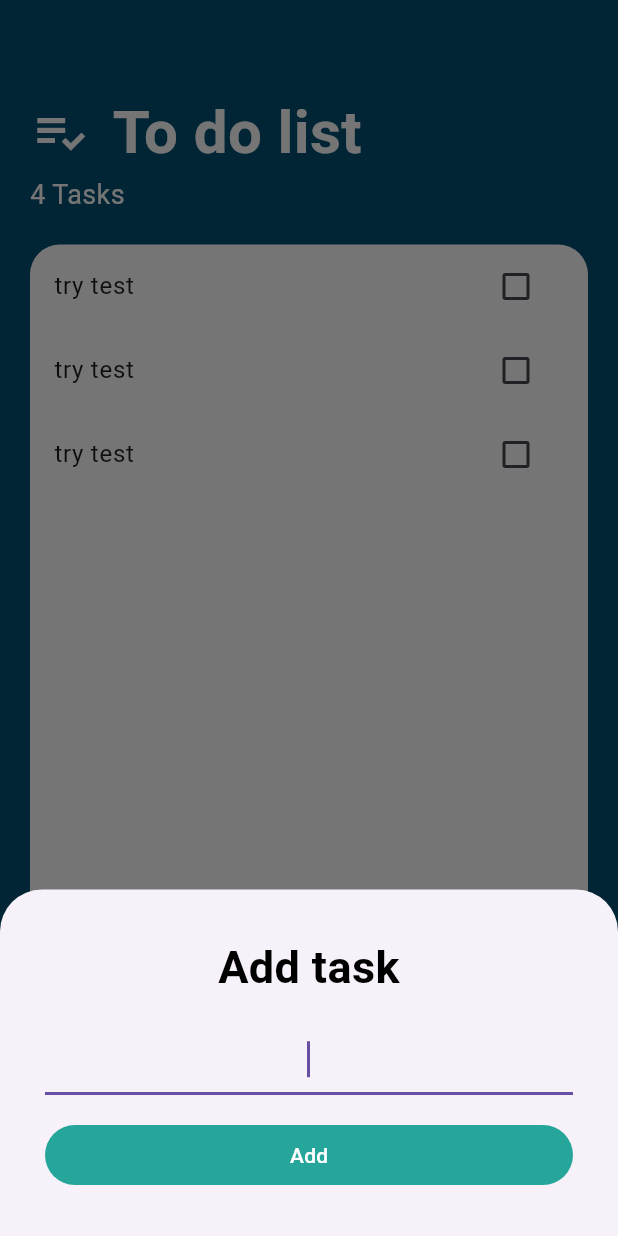
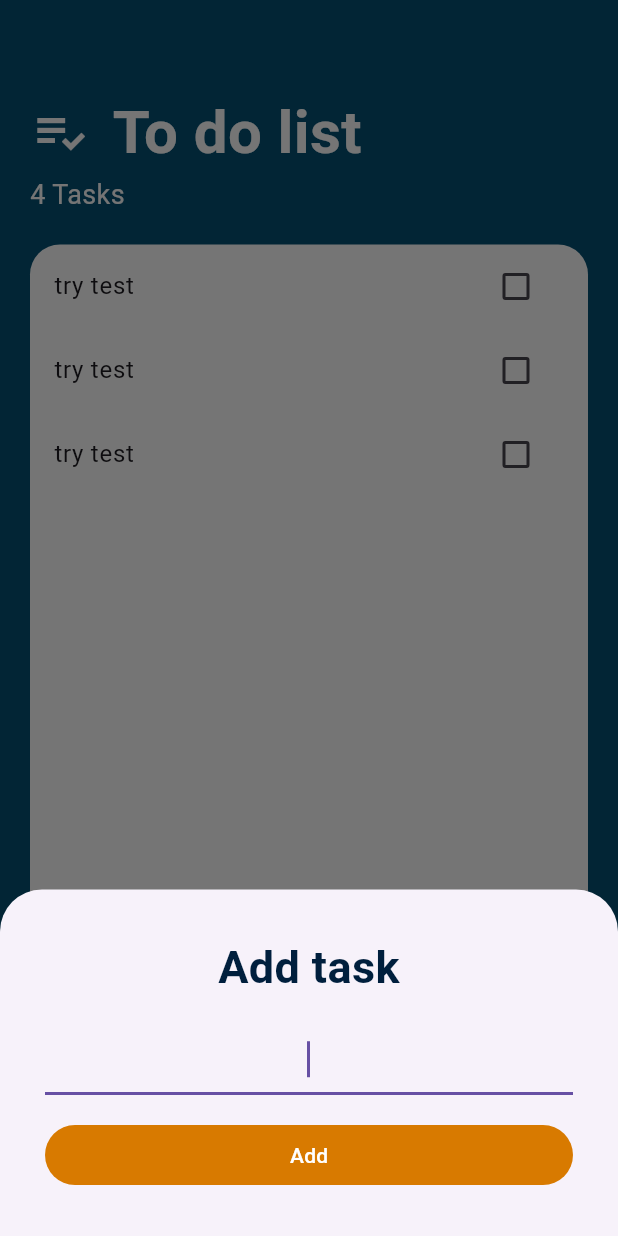
Before and after one commit to MedoAlshafei/PRODIGY_AD_02, a Flutter app: the screen it shows after launch, after a tap on the "add" icon, on a phone screen of 412 x 824 dp. Run offline on Flutter 3.47's test engine with Material 3 defaults, Android fonts, the phone set to English and light mode, and no system bars.

Commit message:
change color on add_task_screen

```diff
--- a/lib/Screen/add_task_screen.dart
+++ b/lib/Screen/add_task_screen.dart
@@ -15,7 +15,7 @@ class AddTaskScreen extends StatelessWidget {
               style: TextStyle(
                 fontSize: 30,
                 fontWeight: FontWeight.bold,
-                color: Colors.black,
+                color: Color.fromARGB(255, 0, 31, 61),
               )),
           const SizedBox(height: 16),
           const TextField(
@@ -26,7 +26,7 @@ class AddTaskScreen extends StatelessWidget {
           TextButton(
             onPressed: () {},
             style: TextButton.styleFrom(
-              backgroundColor: Colors.teal[400],
+              backgroundColor: const Color.fromARGB(255, 216, 122, 0),
               foregroundColor: Colors.white,
             ),
             child: const Text('Add'),
--- a/lib/widgets/task_list.dart
+++ b/lib/widgets/task_list.dart
@@ -33,7 +33,7 @@ class TaskCheckbox extends StatelessWidget {
   @override
   Widget build(BuildContext context) {
     return Checkbox(
-      activeColor: Colors.teal[400],
+      activeColor: const Color.fromARGB(255, 14, 13, 11),
       value: checkboxState,
       onChanged: checkboxChange,
     );
```
